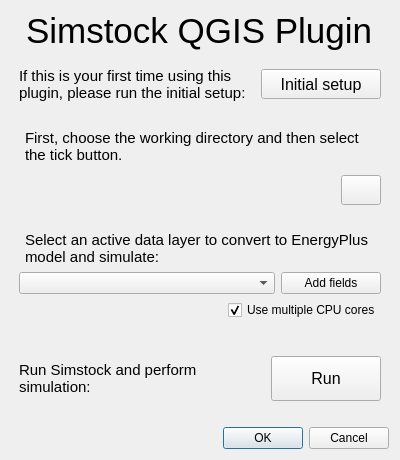
Above: Simstock_QGIS_dialog_base_highdpi2.ui from UCL/simstock_qgis before the change. Below: the same form after it.
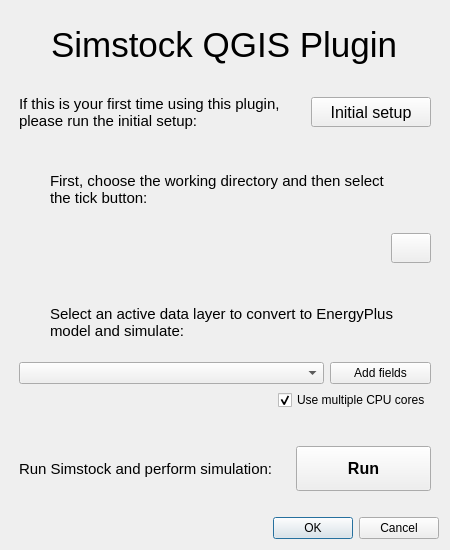
That is the form after the change. Icons and pictures are not drawn. Custom widgets are drawn as their Qt base class.

Commit message: Adjusted min size to fit on 150% scaled windows screen

```diff
--- a/Simstock_QGIS_dialog_base_highdpi2.ui
+++ b/Simstock_QGIS_dialog_base_highdpi2.ui
@@ -6,14 +6,14 @@
    <rect>
     <x>0</x>
     <y>0</y>
-    <width>400</width>
-    <height>460</height>
+    <width>450</width>
+    <height>550</height>
    </rect>
   </property>
   <property name="minimumSize">
    <size>
-    <width>400</width>
-    <height>460</height>
+    <width>450</width>
+    <height>550</height>
    </size>
   </property>
   <property name="windowTitle">
@@ -48,6 +48,12 @@
      </property>
      <item>
       <widget class="QLabel" name="label_2">
+       <property name="minimumSize">
+        <size>
+         <width>0</width>
+         <height>36</height>
+        </size>
+       </property>
        <property name="font">
         <font>
          <pointsize>11</pointsize>
@@ -95,7 +101,7 @@
       </font>
      </property>
      <property name="text">
-      <string>First, choose the working directory and then select the tick button.</string>
+      <string>First, choose the working directory and then select the tick button:</string>
      </property>
      <property name="wordWrap">
       <bool>true</bool>
@@ -302,6 +308,8 @@
        <property name="font">
         <font>
          <pointsize>12</pointsize>
+         <weight>75</weight>
+         <bold>true</bold>
         </font>
        </property>
        <property name="text">
```
